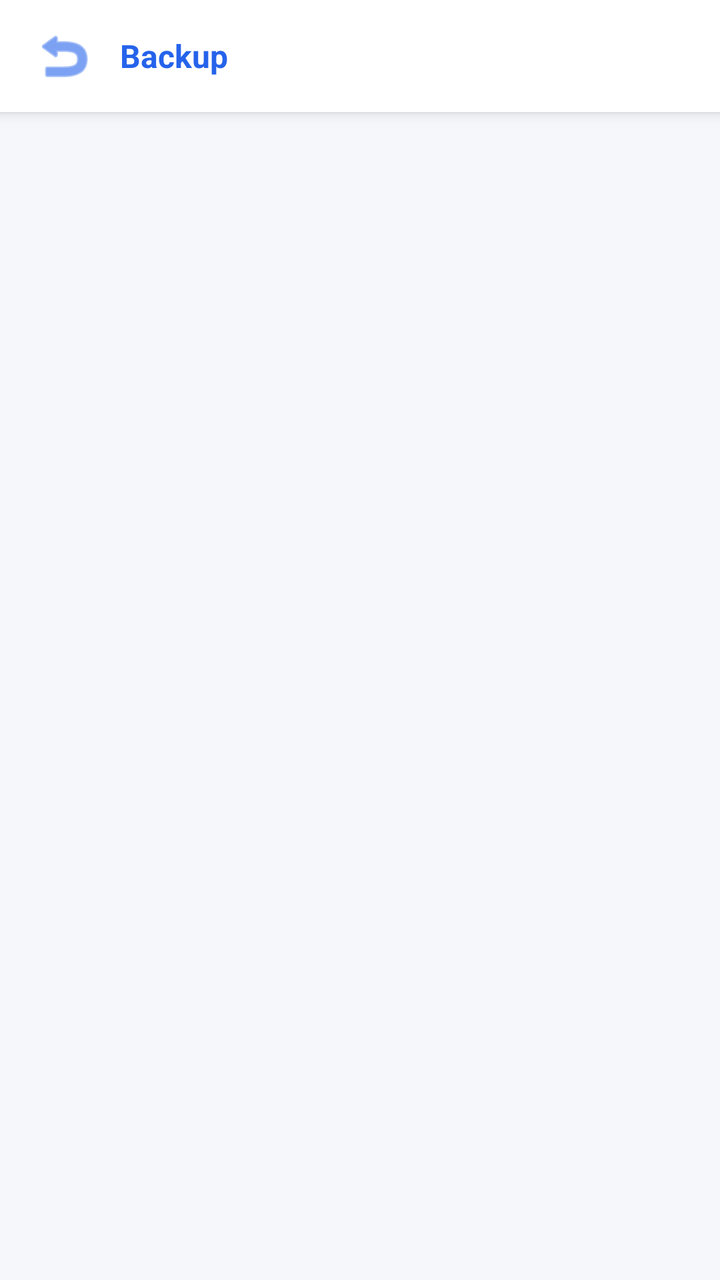
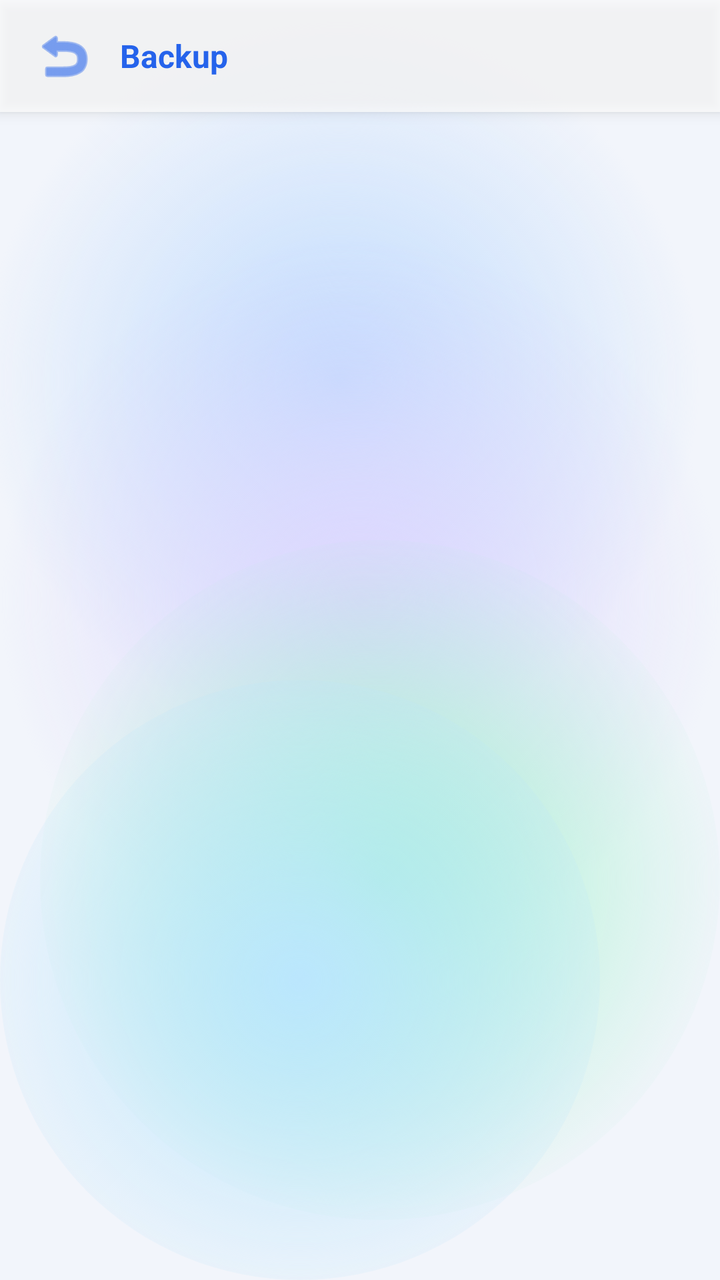

The first picture is an Android layout as it rendered before a commit; the second is the same layout after the commit. The layout source and the unified diff follow.
<!-- AndroidManifest.xml: application theme Theme.ExpenseOS -->
<!-- res/layout/activity_backup.xml -->
<?xml version="1.0" encoding="utf-8"?>
<LinearLayout xmlns:android="http://schemas.android.com/apk/res/android"
    android:layout_width="match_parent"
    android:layout_height="match_parent"
    android:background="@color/bg"
    android:orientation="vertical">

    
    <LinearLayout
        android:layout_width="match_parent"
        android:layout_height="56dp"
        android:background="@color/nav_bg"
        android:elevation="4dp"
        android:gravity="center_vertical"
        android:orientation="horizontal"
        android:paddingHorizontal="14dp">

        <ImageButton
            android:id="@+id/btnBackupBack"
            android:layout_width="36dp"
            android:layout_height="36dp"
            android:layout_marginEnd="10dp"
            android:background="?attr/selectableItemBackgroundBorderless"
            android:contentDescription="Back"
            android:src="@android:drawable/ic_menu_revert"
            android:tint="@color/primary" />

        <TextView
            android:layout_width="0dp"
            android:layout_height="wrap_content"
            android:layout_weight="1"
            android:text="Backup"
            android:textColor="@color/primary"
            android:textSize="16sp"
            android:textStyle="bold" />
    </LinearLayout>

    <FrameLayout
        android:id="@+id/backupFragmentContainer"
        android:layout_width="match_parent"
        android:layout_height="0dp"
        android:layout_weight="1" />

</LinearLayout>
<!-- resources referenced by this layout -->
<resources>
  <color name="bg">#F5F7FB</color>
  <color name="nav_bg">#FFFFFF</color>
  <style name="Theme.ExpenseOS" parent="Theme.MaterialComponents.DayNight.NoActionBar">
          <item name="colorPrimary">@color/primary</item>
          <item name="colorPrimaryVariant">@color/primary_dark</item>
          <item name="colorPrimaryDark">@color/primary_dark</item>
          <item name="colorOnPrimary">@color/on_primary</item>
          <item name="colorSecondary">@color/secondary</item>
          <item name="colorSecondaryVariant">@color/secondary_dark</item>
          <item name="colorOnSecondary">@color/on_primary</item>
          <item name="colorAccent">@color/primary</item>
          <item name="colorSurface">@color/surface</item>
          <item name="colorOnSurface">@color/text</item>
          <item name="colorOnBackground">@color/text</item>
          <item name="colorError">@color/danger</item>
          <item name="android:colorBackground">@color/bg</item>
          <item name="android:windowBackground">@color/bg</item>
  
          <item name="android:textColorPrimary">@color/text</item>
          <item name="android:textColorSecondary">@color/text_muted</item>
          <item name="android:textColorHint">@color/text_hint</item>
          <item name="android:fontFamily">sans-serif</item>
          <item name="fontFamily">sans-serif</item>
  
          
          <item name="android:statusBarColor">@color/bg</item>
          <item name="android:navigationBarColor">@color/nav_bg</item>
          <item name="android:windowLightStatusBar">true</item>
          <item name="android:windowLightNavigationBar" tools:targetApi="o_mr1">true</item>
          <item name="android:forceDarkAllowed" tools:targetApi="q">false</item>
  
          
          <item name="editTextStyle">@style/Widget.ExpenseOS.EditText</item>
          <item name="materialAlertDialogTheme">@style/ThemeOverlay.ExpenseOS.Dialog</item>
          <item name="bottomSheetDialogTheme">@style/ThemeOverlay.ExpenseOS.BottomSheet</item>
          <item name="materialTimePickerTheme">@style/ThemeOverlay.ExpenseOS.TimePicker</item>
          <item name="android:windowAnimationStyle">@style/Animation.ExpenseOS.Window</item>
          <item name="android:windowActivityTransitions">true</item>
          <item name="android:windowContentTransitions">true</item>
      </style>
  <color name="surface">#FFFFFF</color>
  <!-- unchanged entries left out for length: 19 -->
</resources>

<!-- the commit's change to res/layout/activity_backup.xml (unified diff, before → after) -->
@@ -2,7 +2,7 @@
 <LinearLayout xmlns:android="http://schemas.android.com/apk/res/android"
     android:layout_width="match_parent"
     android:layout_height="match_parent"
-    android:background="@color/bg"
+    android:background="@android:color/transparent"
     android:orientation="vertical">
 
     
<!-- resource entries referenced after the edit -->
@@ -1,7 +1,61 @@
 <!-- resources referenced by this layout -->
 <resources>
-  <color name="bg">#F5F7FB</color>
-  <color name="nav_bg">#FFFFFF</color>
+  <color name="bg">#F2F5FB</color>
+  <!-- drawable aurora_bg (drawable) -->
+  <?xml version="1.0" encoding="utf-8"?>
+  <layer-list xmlns:android="http://schemas.android.com/apk/res/android">
+      <item android:drawable="@color/aurora_base" />
+      <item android:width="380dp" android:height="380dp"
+          android:gravity="top|end"
+          android:drawable="@drawable/aurora_blob_blue" />
+      <item android:width="360dp" android:height="360dp"
+          android:gravity="start" android:top="120dp"
+          android:drawable="@drawable/aurora_blob_violet" />
+      <item android:width="340dp" android:height="340dp"
+          android:gravity="bottom|end" android:bottom="30dp"
+          android:drawable="@drawable/aurora_blob_mint" />
+      <item android:width="300dp" android:height="300dp"
+          android:gravity="bottom|start"
+          android:drawable="@drawable/aurora_blob_sky" />
+  </layer-list>
+  <color name="aurora_base">#F2F5FB</color>
+  <!-- drawable aurora_blob_blue (drawable) -->
+  <?xml version="1.0" encoding="utf-8"?>
+  <shape xmlns:android="http://schemas.android.com/apk/res/android" android:shape="oval">
+      <gradient
+          android:type="radial"
+          android:gradientRadius="180dp"
+          android:startColor="#BFDBFE"
+          android:endColor="#00BFDBFE" />
+  </shape>
+  <!-- drawable aurora_blob_violet (drawable) -->
+  <?xml version="1.0" encoding="utf-8"?>
+  <shape xmlns:android="http://schemas.android.com/apk/res/android" android:shape="oval">
+      <gradient
+          android:type="radial"
+          android:gradientRadius="180dp"
+          android:startColor="#DDD6FE"
+          android:endColor="#00DDD6FE" />
+  </shape>
+  <!-- drawable aurora_blob_mint (drawable) -->
+  <?xml version="1.0" encoding="utf-8"?>
+  <shape xmlns:android="http://schemas.android.com/apk/res/android" android:shape="oval">
+      <gradient
+          android:type="radial"
+          android:gradientRadius="180dp"
+          android:startColor="#A7F3D0"
+          android:endColor="#00A7F3D0" />
+  </shape>
+  <!-- drawable aurora_blob_sky (drawable) -->
+  <?xml version="1.0" encoding="utf-8"?>
+  <shape xmlns:android="http://schemas.android.com/apk/res/android" android:shape="oval">
+      <gradient
+          android:type="radial"
+          android:gradientRadius="180dp"
+          android:startColor="#BAE6FD"
+          android:endColor="#00BAE6FD" />
+  </shape>
+  <color name="nav_bg">#B9FFFFFF</color>
   <style name="Theme.ExpenseOS" parent="Theme.MaterialComponents.DayNight.NoActionBar">
           <item name="colorPrimary">@color/primary</item>
           <item name="colorPrimaryVariant">@color/primary_dark</item>
@@ -16,7 +70,7 @@
           <item name="colorOnBackground">@color/text</item>
           <item name="colorError">@color/danger</item>
           <item name="android:colorBackground">@color/bg</item>
-          <item name="android:windowBackground">@color/bg</item>
+          <item name="android:windowBackground">@drawable/aurora_bg</item>
   
           <item name="android:textColorPrimary">@color/text</item>
           <item name="android:textColorSecondary">@color/text_muted</item>
@@ -25,8 +79,8 @@
           <item name="fontFamily">sans-serif</item>
   
           
-          <item name="android:statusBarColor">@color/bg</item>
-          <item name="android:navigationBarColor">@color/nav_bg</item>
+          <item name="android:statusBarColor">@android:color/transparent</item>
+          <item name="android:navigationBarColor">@android:color/transparent</item>
           <item name="android:windowLightStatusBar">true</item>
           <item name="android:windowLightNavigationBar" tools:targetApi="o_mr1">true</item>
           <item name="android:forceDarkAllowed" tools:targetApi="q">false</item>
@@ -40,7 +94,7 @@
           <item name="android:windowActivityTransitions">true</item>
           <item name="android:windowContentTransitions">true</item>
       </style>
-  <color name="surface">#FFFFFF</color>
+  <color name="surface">#E9FFFFFF</color>
   <!-- unchanged entries left out for length: 19 -->
 </resources>
 
